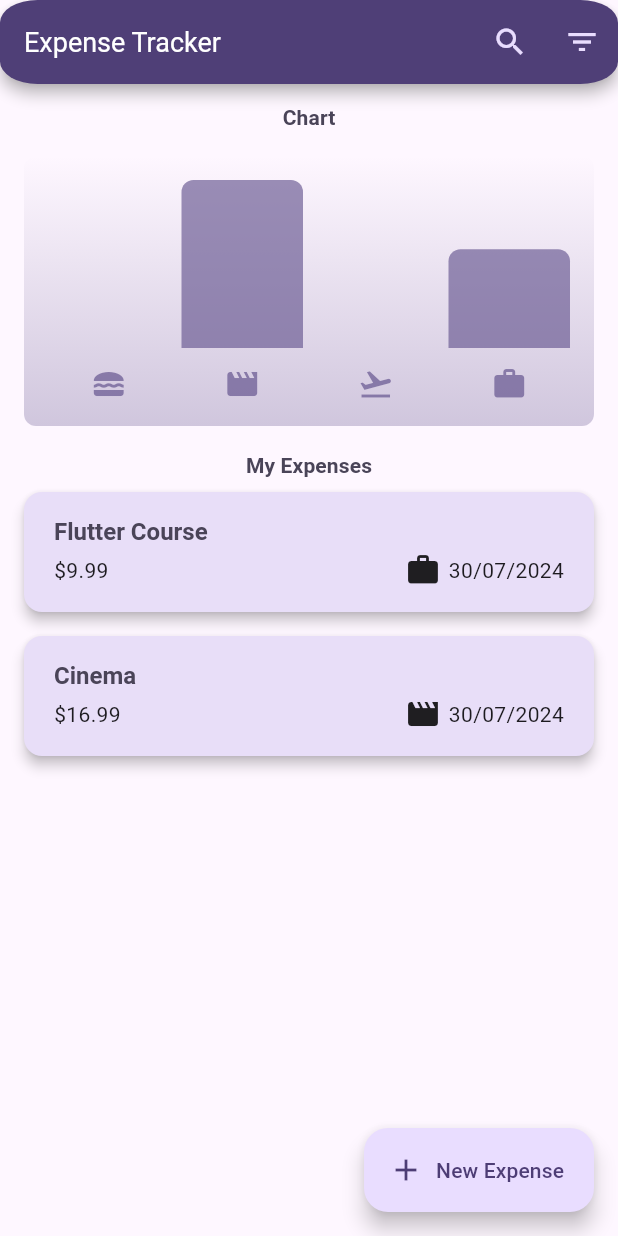
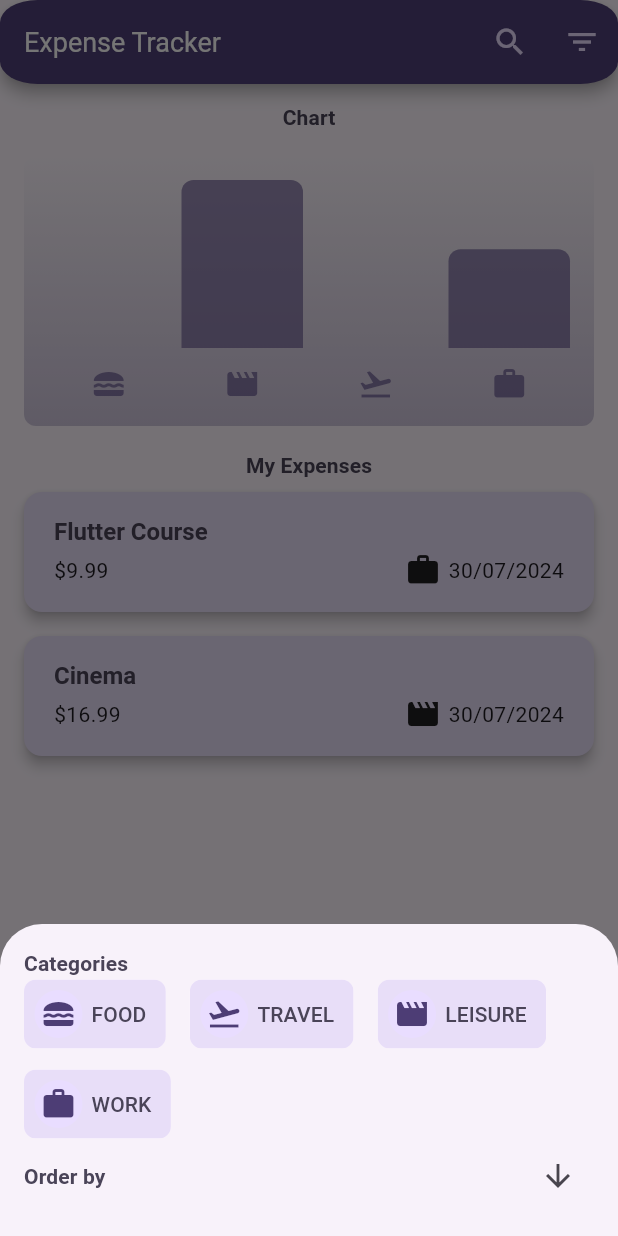
Before and after one commit to edoremo00/FlutterCourse, a Flutter app: the screen it shows after launch, after a tap on the "filter list" icon, on a phone screen of 412 x 824 dp. Run offline on Flutter 3.47's test engine with Material 3 defaults, Android fonts, the light colour scheme and no system bars; our stand-ins replace google_fonts; Roboto replaces fonts that are missing (Ubuntu).

Commit message:
- fix problema dati vecchi dopo modifica ed eliminazione quando in pagina di ricerca. - fix gestione annulla dopo eliminazione in fase di ricerca

```diff
--- a/lib/expenses.dart
+++ b/lib/expenses.dart
@@ -1,3 +1,4 @@
+import 'package:expensetracker/models/sorting.dart';
 import 'package:expensetracker/widgets/chart/chart.dart';
 import 'package:expensetracker/widgets/expenses-list/expenses_list.dart';
 import 'package:expensetracker/models/expense.dart';
@@ -5,10 +6,13 @@ import 'package:expensetracker/widgets/new_expense.dart';
 import 'package:expensetracker/widgets/global_snackbar.dart';
 import 'package:expensetracker/widgets/searchpage.dart';
 import 'package:flutter/material.dart';
+import 'package:flutter/widgets.dart';
 import 'package:intl/intl.dart';
 
 import 'models/category.dart';
 
+
+enum SortDirection {up,down}
 class Expenses extends StatefulWidget {
   const Expenses({super.key});
   @override
@@ -34,6 +38,8 @@ class _ExpensesState extends State<Expenses> {
 
   ];
   String? currencySymbol;
+  String defaultSortdir=SortDirection.down.name;
+
 
 
 
@@ -53,17 +59,18 @@ class _ExpensesState extends State<Expenses> {
     }
   }
 
-  void _openAddExpenseOverlay({Expense? expenseToedit}){
+  void _openAddExpenseOverlay({Expense? expenseToedit, void Function()? handleSearchRefresh}){
 
     //context è resa disponibile da flutter in automatico dato che siamo in una classe che estende state
     //eg statefulwidget
     //context--> metadati ogni widget ha il suo. contiene info sul widget e su sua posizione in widget tree
     //builder è una funzione che ritorna un widget
+    //funzione handlesearchrefresh ha valore non null nel caso di modifica da pagine della ricerca ed eseguita per aver i dati aggiornati
    showModalBottomSheet(
       isScrollControlled: true,
       isDismissible: false,
       context: context,
-      builder: (ctx) => NewExpense(onAddExpense: _addExpense,onModifyExpense: _modifyExpense,existingExpense: expenseToedit,currencySymbol: currencySymbol,),
+      builder: (ctx) => NewExpense(onAddExpense: _addExpense,onModifyExpense: _modifyExpense,existingExpense: expenseToedit,currencySymbol: currencySymbol,onHandleSearchRefresh: handleSearchRefresh,),
     );
   }
 
@@ -73,7 +80,7 @@ class _ExpensesState extends State<Expenses> {
     });
   }
 
-  void _removeExpense(Expense exp){
+  void _removeExpense(Expense exp,{ void Function()? handleSearchRefresh}){
     final expenseIndex= _registeredExpenses.indexOf(exp);
     setState(() {
       _registeredExpenses.remove(exp);
@@ -87,12 +94,23 @@ class _ExpensesState extends State<Expenses> {
         contentText: "Expense Deleted",
         action: SnackBarAction(
           label: "Undo",
-          onPressed: () => setState(() {
+          onPressed: () {
+          // Undo the expense removal
+          setState(() {
             _registeredExpenses.insert(expenseIndex, exp);
-          }),
+          });
+          // Call the refresh callback after undo
+          if (handleSearchRefresh != null) {
+            handleSearchRefresh();
+          }
+        },
         ),
       ),
     );
+    //call refresh after the delete if we are in the searchpage
+    if(handleSearchRefresh!=null){
+      handleSearchRefresh();
+    }
   }
 
 
@@ -125,6 +143,101 @@ class _ExpensesState extends State<Expenses> {
         )
         .toList();
    }
+
+    void _openFilterExpenseOverlay(){
+
+    //context è resa disponibile da flutter in automatico dato che siamo in una classe che estende state
+    //eg statefulwidget
+    //context--> metadati ogni widget ha il suo. contiene info sul widget e su sua posizione in widget tree
+    //builder è una funzione che ritorna un widget
+    //funzione handlesearchrefresh ha valore non null nel caso di modifica da pagine della ricerca ed eseguita per aver i dati aggiornati
+   showModalBottomSheet(
+      isScrollControlled: true,
+      isDismissible: true,
+      context: context,
+      builder: (ctx) => Padding(
+        padding: const EdgeInsets.all(16.0),
+        child: Column(
+          mainAxisSize: MainAxisSize.min,
+          crossAxisAlignment: CrossAxisAlignment.stretch,
+          children: [
+            Text("Categories",style: Theme.of(context).textTheme.titleSmall),
+            SingleChildScrollView(
+              scrollDirection: Axis.vertical,
+              clipBehavior: Clip.hardEdge,
+              child: Wrap(
+                spacing: 16,
+                runSpacing: 12,
+                children: [
+                  ...categoryIcons.entries.map((entry) {
+                    return ChoiceChip(
+                      showCheckmark: false,
+                      selected: true, //_selectedCategory==entry.key,
+                      onSelected: (_) {
+                        // setState(() {
+                        //   _selectedCategory=entry.key;
+                        // });
+                      },
+                      padding: const EdgeInsets.all(6),
+                      labelPadding: const EdgeInsets.all(6),
+                      avatar: CircleAvatar(
+                        child: Icon(entry.value),
+                      ),
+                      label: Text(
+                        entry.key.name.toUpperCase(),
+                      ),
+                    );
+                  }),
+                ],
+              ),
+            ),
+            Row(
+              mainAxisAlignment: MainAxisAlignment.spaceBetween,
+              children: [
+                Text("Order by",style: Theme.of(context).textTheme.titleSmall),
+                IconButton(onPressed: (){
+                  //TODO FIX ICON SORTING THIS WILL BE FIXED ONCE I MOVE THIS CODE IN A SEPARATE STATEFUL WIDGET
+                  setState(() {
+                   defaultSortdir=defaultSortdir==SortDirection.up.name ? SortDirection.down.name : SortDirection.up.name;
+                  });
+                }, icon: defaultSortdir==SortDirection.up.name ? Icon(Icons.arrow_upward): Icon(Icons.arrow_downward),),
+              ],
+            ),
+             SingleChildScrollView(
+              scrollDirection: Axis.vertical,
+              clipBehavior: Clip.hardEdge,
+              child: Wrap(
+                spacing: 16,
+                runSpacing: 12,
+                children: [
+                  ...sortingIcons.entries.map((entry) {
+                    return ChoiceChip(
+                      showCheckmark: false,
+                      selected: true, //_selectedCategory==entry.key,
+                      onSelected: (_) {
+                        // setState(() {
+                        //   _selectedCategory=entry.key;
+                        // });
+                      },
+                      padding: const EdgeInsets.all(6),
+                      labelPadding: const EdgeInsets.all(6),
+                      avatar: CircleAvatar(
+                        child: Icon(entry.value),
+                      ),
+                      label: Text(
+                        entry.key.name.toUpperCase(),
+                      ),
+                    );
+                  }),
+                ],
+              ),
+            ),
+
+          ],
+        ),
+      ),
+    );
+  }
 
 
 
@@ -179,7 +292,7 @@ class _ExpensesState extends State<Expenses> {
             },
             icon: const Icon(Icons.search),
           ),
-          IconButton( onPressed: (){},icon: const Icon(Icons.filter_list),)
+          IconButton( onPressed: _openFilterExpenseOverlay,icon: const Icon(Icons.filter_list),)
         ],
       ),
       body: Column(
--- a/lib/widgets/expenses-list/expenses_list.dart
+++ b/lib/widgets/expenses-list/expenses_list.dart
@@ -4,9 +4,9 @@ import 'package:flutter/material.dart';
 
 class ExpensesList extends StatelessWidget {
   final List<Expense> expenses;
-  final void Function(Expense exp) onRemoveExpense;
-  final void Function({Expense? expenseToedit}) onModifyswipeDirection;
   void Function()? handleSearchRefresh;
+  final void Function(Expense exp, {void Function()? handleSearchRefresh}) onRemoveExpense;
+  final void Function({Expense? expenseToedit,void Function()? handleSearchRefresh}) onModifyswipeDirection;
   String currencySymbol;
 
   ExpensesList({super.key, required this.expenses,required this.onRemoveExpense,required this.onModifyswipeDirection,required this.currencySymbol});
@@ -27,24 +27,15 @@ class ExpensesList extends StatelessWidget {
             return Dismissible(
               dismissThresholds: const {DismissDirection.startToEnd:0.1,DismissDirection.endToStart:0.1},
               onDismissed: (direction) {
-                onRemoveExpense(expenses[index]);
-
-                //sarà null in pagina principale e non in pagina ricerca
-                if(handleSearchRefresh !=null){
-                 handleSearchRefresh!();
-                }
+                onRemoveExpense(expenses[index],handleSearchRefresh:handleSearchRefresh);
 
               },
               confirmDismiss: (direction) async{
                 //modify
                 if(direction==DismissDirection.endToStart){
                   //open modal to edit
-                  onModifyswipeDirection(expenseToedit:expenses[index]);
-
-                  //TODO FIX editing in order to display updated info also in the searchpage
-                  // if(handleSearchRefresh !=null){
-                  //   handleSearchRefresh!();
-                  // }
+                  //display updated info also in the searchpage (if we are in that page) in this case handesearchpage function is not null
+                  onModifyswipeDirection(expenseToedit:expenses[index],handleSearchRefresh:handleSearchRefresh);
                   return false;
 
                 }
```
Also changed, not shown: lib/widgets/new_expense.dart (+7 -1 lines), lib/widgets/searchpage.dart (+18 -4 lines).
